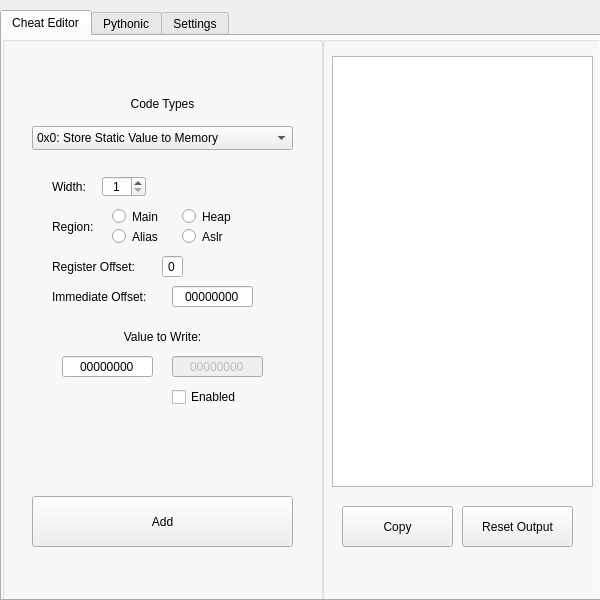
Above: AMScheat/layout/layout.ui from MCMi460/AMSCheatTool before the change. Below: the same form after it.
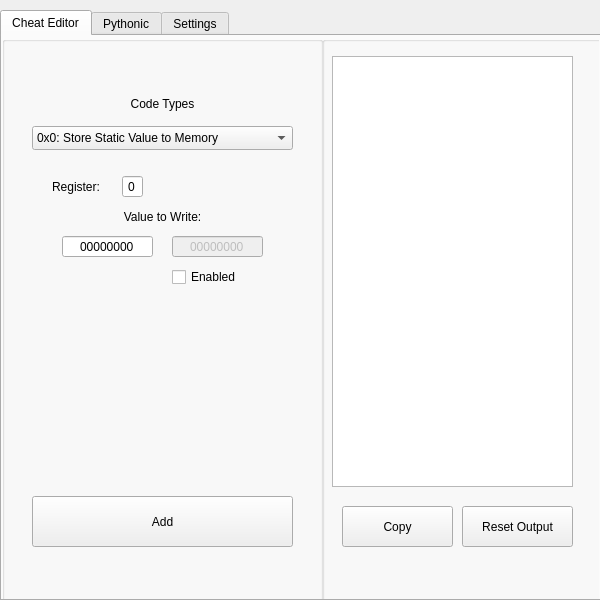
That is the form after the change.

What changed in the file:
```diff
--- a/AMScheat/layout/layout.ui
+++ b/AMScheat/layout/layout.ui
@@ -157,7 +157,7 @@
        </rect>
       </property>
       <property name="currentIndex">
-       <number>0</number>
+       <number>4</number>
       </property>
       <widget class="QWidget" name="page">
        <widget class="QLabel" name="label_2">
@@ -746,6 +746,110 @@
         </property>
        </widget>
       </widget>
+      <widget class="QWidget" name="page_5">
+       <widget class="QLineEdit" name="lineEdit_10">
+        <property name="geometry">
+         <rect>
+          <x>90</x>
+          <y>20</y>
+          <width>21</width>
+          <height>21</height>
+         </rect>
+        </property>
+        <property name="text">
+         <string>0</string>
+        </property>
+        <property name="maxLength">
+         <number>1</number>
+        </property>
+        <property name="alignment">
+         <set>Qt::AlignCenter</set>
+        </property>
+       </widget>
+       <widget class="QLabel" name="label_14">
+        <property name="geometry">
+         <rect>
+          <x>20</x>
+          <y>20</y>
+          <width>61</width>
+          <height>21</height>
+         </rect>
+        </property>
+        <property name="text">
+         <string>Register:</string>
+        </property>
+       </widget>
+       <widget class="QLabel" name="label_15">
+        <property name="geometry">
+         <rect>
+          <x>20</x>
+          <y>50</y>
+          <width>221</width>
+          <height>21</height>
+         </rect>
+        </property>
+        <property name="text">
+         <string>Value to Write:</string>
+        </property>
+        <property name="alignment">
+         <set>Qt::AlignCenter</set>
+        </property>
+       </widget>
+       <widget class="QLineEdit" name="lineEdit_11">
+        <property name="geometry">
+         <rect>
+          <x>30</x>
+          <y>80</y>
+          <width>91</width>
+          <height>21</height>
+         </rect>
+        </property>
+        <property name="text">
+         <string>00000000</string>
+        </property>
+        <property name="maxLength">
+         <number>8</number>
+        </property>
+        <property name="alignment">
+         <set>Qt::AlignCenter</set>
+        </property>
+       </widget>
+       <widget class="QLineEdit" name="lineEdit_12">
+        <property name="enabled">
+         <bool>false</bool>
+        </property>
+        <property name="geometry">
+         <rect>
+          <x>140</x>
+          <y>80</y>
+          <width>91</width>
+          <height>21</height>
+         </rect>
+        </property>
+        <property name="text">
+         <string>00000000</string>
+        </property>
+        <property name="maxLength">
+         <number>8</number>
+        </property>
+        <property name="alignment">
+         <set>Qt::AlignCenter</set>
+        </property>
+       </widget>
+       <widget class="QCheckBox" name="checkBox_5">
+        <property name="geometry">
+         <rect>
+          <x>140</x>
+          <y>110</y>
+          <width>91</width>
+          <height>22</height>
+         </rect>
+        </property>
+        <property name="text">
+         <string>Enabled</string>
+        </property>
+       </widget>
+      </widget>
      </widget>
     </widget>
     <widget class="QGroupBox" name="groupBox_2">
@@ -765,7 +869,7 @@
        <rect>
         <x>10</x>
         <y>20</y>
-        <width>261</width>
+        <width>241</width>
         <height>431</height>
        </rect>
       </property>
```
Left out of the diff: 2 changed lines with no effect on the pictures.
